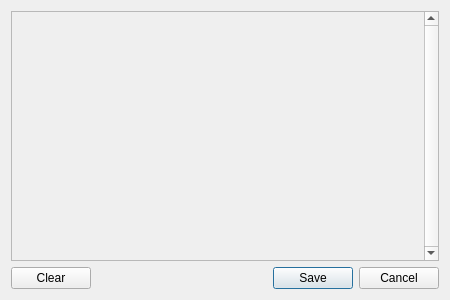
Old version of the form ui/icondialog.ui in the repository clannable/tagdictionary.
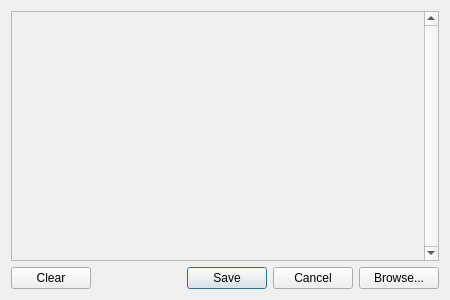
New version of the form. Custom widgets are drawn as their Qt base class.

```diff
--- a/ui/icondialog.ui
+++ b/ui/icondialog.ui
@@ -152,6 +152,13 @@
        </property>
       </widget>
      </item>
+     <item>
+      <widget class="QPushButton" name="browseButton">
+       <property name="text">
+        <string>Browse...</string>
+       </property>
+      </widget>
+     </item>
     </layout>
    </item>
   </layout>
```
Left out of the diff: 17 changed lines with no effect on the pictures.
